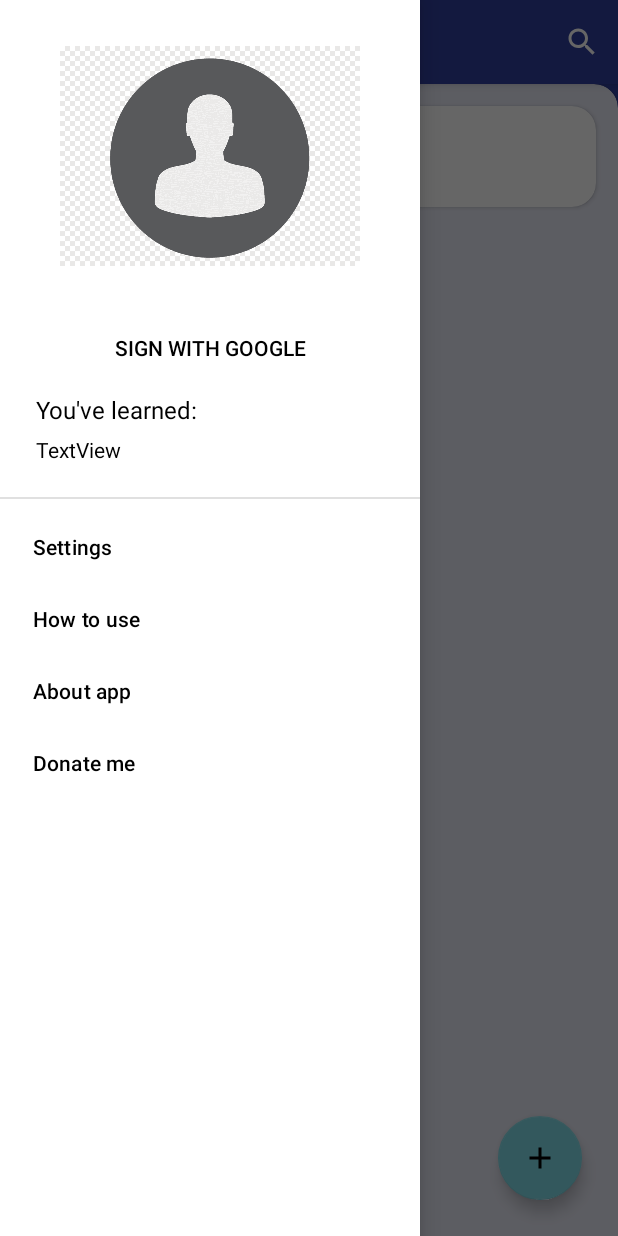
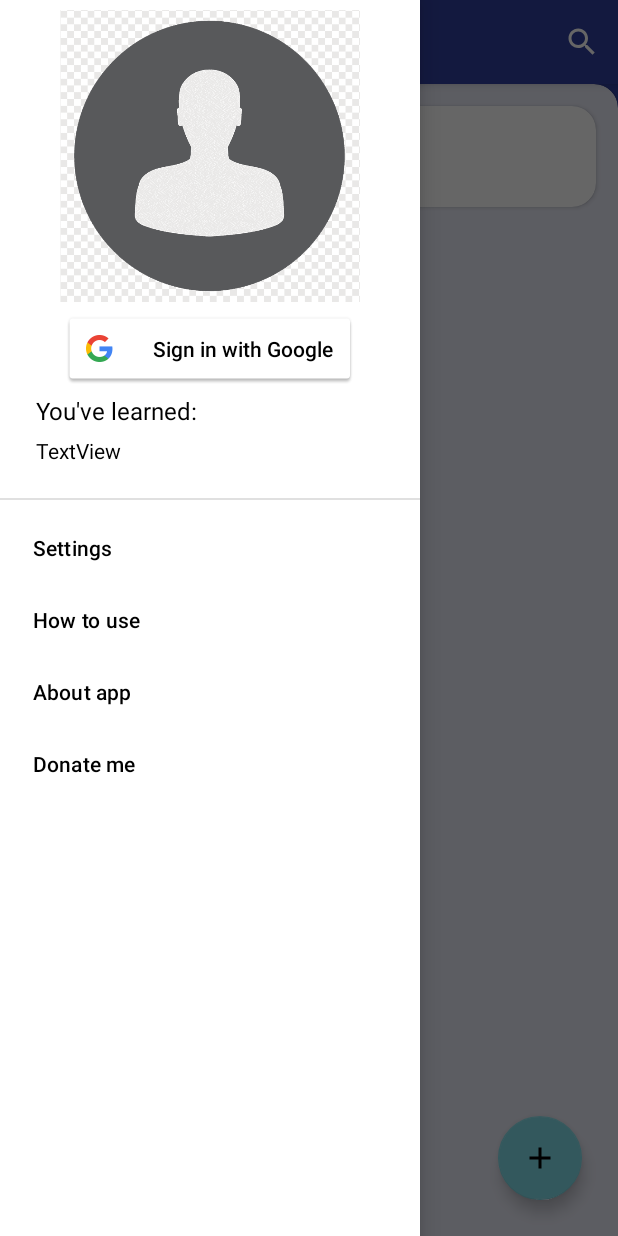
Before and after one commit to D-ArtGit/Linguatheka, an Android app: the MainActivity screen opened directly, with no data from a screen before it, with the side drawer open, on a phone screen of 412 x 824 dp. Run offline under Robolectric (Android 15) with nearby library versions, the phone set to English and light mode, and no system bars; our stand-ins replace Room's generated code; libraries missing offline, so code that uses them is left out: com.google.api.services.

Commit message:
79 - Sing-in button

```diff
--- a/app/src/main/res/layout/nav_header.xml
+++ b/app/src/main/res/layout/nav_header.xml
@@ -17,11 +17,17 @@
 
     <Button
         android:id="@+id/bt_sign_in"
-        style="@style/Widget.AppCompat.Button.Borderless"
-        android:layout_width="match_parent"
+        style="@style/btn_style"
+        android:layout_width="wrap_content"
         android:layout_height="wrap_content"
+        android:layout_gravity="center_horizontal"
+        android:background="?attr/btSignIn"
+        android:paddingStart="60dp"
+        android:paddingEnd="16dp"
         android:text="@string/sign_in"
+        android:textAllCaps="false"
         android:textColor="?attr/mainText"
+        android:textSize="14sp"
         android:visibility="visible" />
 
     <TextView
--- a/app/src/main/res/values-night/themes.xml
+++ b/app/src/main/res/values-night/themes.xml
@@ -20,6 +20,7 @@
         <item name="itemBgColor">@color/dark_gray</item>
         <item name="cardBgColorSecondary">@color/dark_blue_100</item>
         <item name="dialogBg">@drawable/ic_dialog_dark_bg</item>
+        <item name="btSignIn">@drawable/common_google_signin_btn_text_dark</item>
     </style>
 
     <style name="Theme.WordCardsBlue.NoActionBar" parent="Theme.WordCardsBlue">
@@ -47,6 +48,7 @@
         <item name="itemBgColor">@color/dark_gray</item>
         <item name="cardBgColorSecondary">@color/dark_green_100</item>
         <item name="dialogBg">@drawable/ic_dialog_dark_bg</item>
+        <item name="btSignIn">@drawable/common_google_signin_btn_text_dark</item>
     </style>
 
     <style name="Theme.WordCardsGreen.NoActionBar" parent="Theme.WordCardsGreen">
@@ -74,6 +76,7 @@
         <item name="itemBgColor">@color/dark_gray</item>
         <item name="cardBgColorSecondary">@color/dark_red_100</item>
         <item name="dialogBg">@drawable/ic_dialog_dark_bg</item>
+        <item name="btSignIn">@drawable/common_google_signin_btn_text_dark</item>
     </style>
 
     <style name="Theme.WordCardsRed.NoActionBar" parent="Theme.WordCardsRed">
--- a/app/src/main/res/values/attrs.xml
+++ b/app/src/main/res/values/attrs.xml
@@ -9,4 +9,5 @@
     <attr name="cardBgColorSecondary" format="color"/>
     <attr name="btnBgColorSecondary" format="color"/>
     <attr name="dialogBg" format="reference"/>
+    <attr name="btSignIn" format="reference"/>
 </resources>
--- a/app/src/main/res/values/strings.xml
+++ b/app/src/main/res/values/strings.xml
@@ -56,7 +56,7 @@
     <string name="stats_header_with_name">, you\'ve learned:</string>
     <string name="title_activity_settings">Settings</string>
     <string name="of">of</string>
-    <string name="sign_in">Sign with Google</string>
+    <string name="sign_in">Sign in with Google</string>
     <string name="sign_out">Sign out of Google</string>
     <string name="drawer_open" translatable="false">Drawer open</string>
     <string name="drawer_close" translatable="false">Drawer close</string>
--- a/app/src/main/res/values/themes.xml
+++ b/app/src/main/res/values/themes.xml
@@ -20,6 +20,7 @@
         <item name="itemBgColor">@color/white</item>
         <item name="cardBgColorSecondary">@color/blue_100</item>
         <item name="dialogBg">@drawable/ic_dialog_bg</item>
+        <item name="btSignIn">@drawable/common_google_signin_btn_text_light</item>
     </style>
 
     <style name="Theme.WordCardsBlue.NoActionBar" parent="Theme.WordCardsBlue">
@@ -47,6 +48,7 @@
         <item name="itemBgColor">@color/white</item>
         <item name="cardBgColorSecondary">@color/green_100</item>
         <item name="dialogBg">@drawable/ic_dialog_bg</item>
+        <item name="btSignIn">@drawable/common_google_signin_btn_text_light</item>
     </style>
 
     <style name="Theme.WordCardsGreen.NoActionBar" parent="Theme.WordCardsGreen">
@@ -74,11 +76,16 @@
         <item name="itemBgColor">@color/white</item>
         <item name="cardBgColorSecondary">@color/red_100</item>
         <item name="dialogBg">@drawable/ic_dialog_bg</item>
+        <item name="btSignIn">@drawable/common_google_signin_btn_text_light</item>
     </style>
 
     <style name="Theme.WordCardsRed.NoActionBar" parent="Theme.WordCardsRed">
         <item name="windowActionBar">false</item>
         <item name="windowNoTitle">true</item>
+    </style>
+
+    <style name="btn_style" parent="Widget.AppCompat.Button.Borderless">
+        <item name="backgroundTint">@null</item>
     </style>
 
     <style name="Theme.WordCardsDialogBlue" parent="Theme.AppCompat.DayNight.Dialog">
```
Also changed, not shown: app/src/main/res/drawable/ic_avatar.png.
